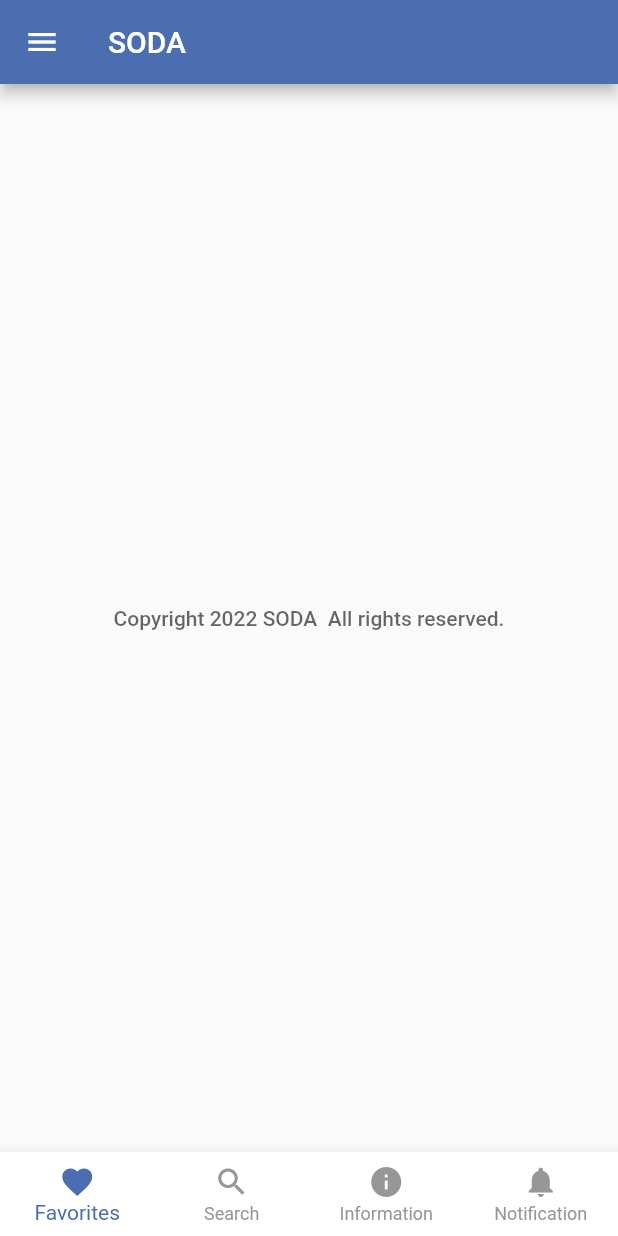
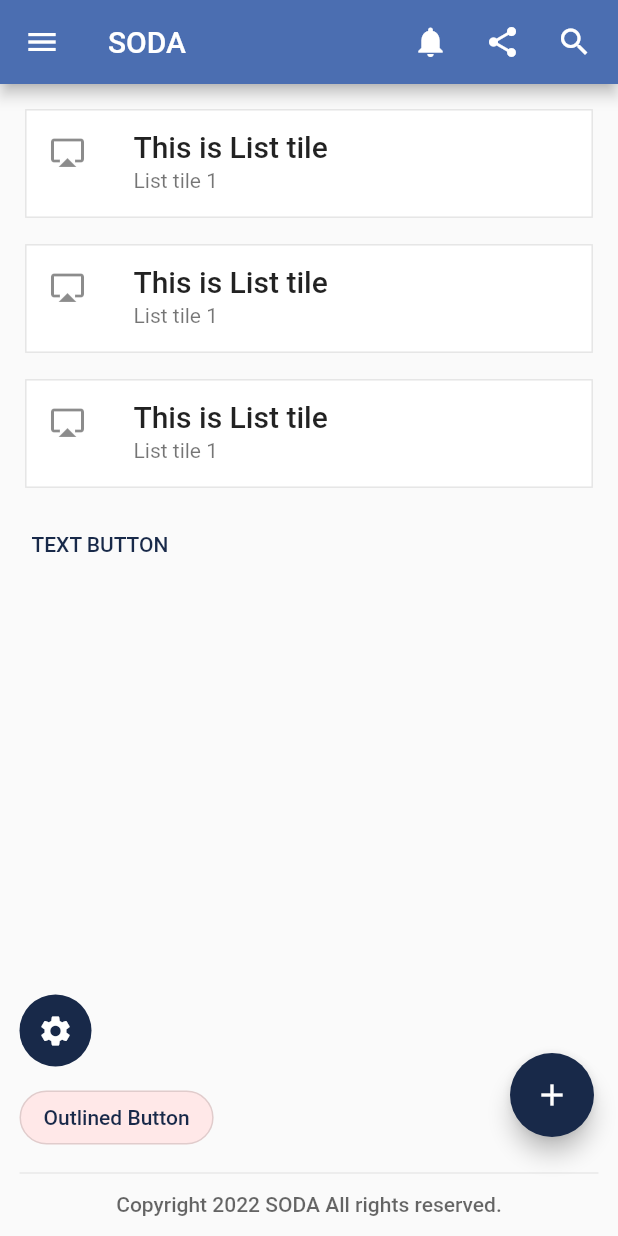
Before and after one commit to 22100584/SODA_boilerplate1, a Flutter app: the screen it shows after launch, on a phone screen of 412 x 824 dp. Run offline on Flutter 3.47's test engine with Material 2 defaults, Android fonts, the phone set to English and light mode, and no system bars; our stand-ins replace google_fonts.

Commit message:
boilerplate2 과제

```diff
--- a/lib/main2.dart
+++ b/lib/main2.dart
@@ -66,6 +66,35 @@ class _MyStatefulWidgetState extends State<MyStatefulWidget> {
       appBar: AppBar(
         backgroundColor: Color(0xFF4B6EB1),
         title: Text('SODA',style: GoogleFonts.roboto(fontSize: 20,fontWeight: FontWeight.w500),),
+        actions: [
+          Container(
+            padding: EdgeInsets.all(5),
+            child: Row(
+              mainAxisAlignment: MainAxisAlignment.spaceEvenly,
+              children:[
+                IconButton(
+                    icon: const Icon(Icons.notifications),
+                    color: Colors.white,
+                    onPressed: (){},
+                  ),
+
+                IconButton(
+                    icon: const Icon(Icons.share),
+                    color: Colors.white,
+                    onPressed: (){},
+                  ),
+                IconButton(
+                    icon: const Icon(Icons.search),
+                    color: Colors.white,
+                    onPressed: (){},
+                  ),
+
+
+              ]
+            ),
+          )
+
+        ],
       ),
       drawer: Drawer(
         child: ListView(
@@ -89,45 +118,143 @@ class _MyStatefulWidgetState extends State<MyStatefulWidget> {
           ],
         ),
       ),
-      body: Center(
-        child: _widgetOptions.elementAt(_selectedIndex),
-      ),
-      bottomNavigationBar: BottomNavigationBar(
-        items: <BottomNavigationBarItem>[
-          BottomNavigationBarItem(
+      body: Column(
+          children: <Widget>[
+            Padding(
+              padding: EdgeInsets.fromLTRB(13, 13, 13, 5),
+              child: Card(
+                elevation: 0,
+                shape: BeveledRectangleBorder(
+                    side: BorderSide(
+                      color: Colors.black.withOpacity(0.1),
+                      width: 0.5,
+                    )
+                ),
+                  child: ListTile(
+                    leading: Icon(Icons.airplay_outlined),
+                    title: Text('This is List tile',style: GoogleFonts.roboto(fontSize: 20,fontWeight: FontWeight.w500,)),
+                    subtitle: Text('List tile 1',style: GoogleFonts.roboto(fontSize: 14,fontWeight: FontWeight.w400)),
+                  ),
+                ),
+              ),
+            Padding(
+              padding: EdgeInsets.fromLTRB(13, 5, 13, 5),
+              child: Card(
+                elevation: 0,
+                shape: BeveledRectangleBorder(
+                    side: BorderSide(
+                      color: Colors.black.withOpacity(0.1),
+                      width: 0.5,
+                    )
+                ),
+                child: ListTile(
+                  leading: Icon(Icons.airplay_outlined),
+                  title: Text('This is List tile',style: GoogleFonts.roboto(fontSize: 20,fontWeight: FontWeight.w500),),
+                  subtitle: Text('List tile 1',style: GoogleFonts.roboto(fontSize: 14,fontWeight: FontWeight.w400)),
+                ),
+              ),
+            ),
+            Padding(
+              padding: EdgeInsets.fromLTRB(13, 5, 13, 5),
+              child: Card(
+                elevation: 0,
+                shape: BeveledRectangleBorder(
+                  side: BorderSide(
+                    color: Colors.black.withOpacity(0.1),
+                    width: 0.5,
+                  )
+                ),
+                child: ListTile(
+                  leading: Icon(Icons.airplay_outlined),
+                  title: Text('This is List tile',style: GoogleFonts.roboto(fontSize: 20,fontWeight: FontWeight.w500),),
+                  subtitle: Text('List tile 1',style: GoogleFonts.roboto(fontSize: 14,fontWeight: FontWeight.w400)),
+                ),
+              ),
+            ),
+            Expanded(
+                child:Padding(
+              padding : EdgeInsets.fromLTRB(13, 5, 13, 5),
+              child: Row(
+                mainAxisAlignment: MainAxisAlignment.start,
+                crossAxisAlignment: CrossAxisAlignment.start,
+                children: [
+                  TextButton(
+                      onPressed: (){},
+                      child:Text('TEXT BUTTON',style: GoogleFonts.roboto(fontSize: 14,fontWeight: FontWeight.w500,color: Color(0xFF182949)),)
+                  ),
+                ],
+              ),
+            ),
+            ),
+            Padding(
+              padding : EdgeInsets.fromLTRB(13, 5, 13, 5),
+              child: Row(
+                mainAxisAlignment: MainAxisAlignment.start,
+                children: [
+                    Center(
+                      child: Ink(
+                        decoration: const ShapeDecoration(
+                          color: Color(0xFF182949),
+                          shape: CircleBorder(),
+                        ),
+                        child: IconButton(
+                          icon: const Icon(Icons.settings),
+                          color: Colors.white,
+                          onPressed: () {},
+                        ),
+                      ),
+                  ),
+                ],
+              ),
+            ),
+            Padding(
+              padding : EdgeInsets.fromLTRB(13, 5, 13, 5),
+              child: Row(
+                mainAxisAlignment: MainAxisAlignment.start,
+                children: [
 
-            icon: Icon(Icons.favorite),
-            label: 'Favorites',
+                  OutlinedButton(
+                    style:OutlinedButton.styleFrom(
+                      backgroundColor: Color(0xFFFFE8E8),
+                      shape: const RoundedRectangleBorder(
+                        borderRadius: BorderRadius.all(Radius.circular(20)),
+                      ),
+                    ),
+                    onPressed :(){},
+                    child:Text('Outlined Button',style: GoogleFonts.roboto(fontSize: 14,fontWeight: FontWeight.w500,color: Color(0xFF182949)),),
+
+                  )
+                ],
+              ),
+            ),
 
 
+          ],
+        ),
+      bottomNavigationBar: Column(
+        mainAxisSize: MainAxisSize.min,
+        children: [
+          Divider(
+            color: Color(0xFF14212121),
+            thickness: 1,
+            indent: 13,
+            endIndent: 13,
           ),
-          BottomNavigationBarItem(
-            icon: Icon(Icons.search),
-            label: 'Search',
+          Padding(
+            padding : EdgeInsets.fromLTRB(13, 5, 13, 13),
+            child: Center(
+              child:Text('Copyright 2022 SODA All rights reserved.',style: GoogleFonts.roboto(fontSize: 14,fontWeight: FontWeight.w500,color: Color(0xFF99000000)),),
+            ),
+          )
+        ],
+      ),
+      floatingActionButton: FloatingActionButton(
+        onPressed: () {},
+        backgroundColor: Color(0xFF182949),
+        child: const Icon(Icons.add,color: Colors.white,),
+      ),
 
-          ),
+      );
 
-          BottomNavigationBarItem(
-            icon: Icon(Icons.info),
-            label: 'Information',
-
-          ),
-          BottomNavigationBarItem(
-            icon: Icon(Icons.notifications),
-            label: 'Notification',
-
-          ),
-
-        ],
-        currentIndex: _selectedIndex,
-        backgroundColor: Colors.white,
-        selectedItemColor: Color(0xFF4B6EB1),
-        unselectedItemColor: Color(0xFF979797),
-        onTap: _onItemTapped,
-        showSelectedLabels: true,
-        showUnselectedLabels: true,
-        type: BottomNavigationBarType.fixed,
-      ),
-    );
   }
 }
```
